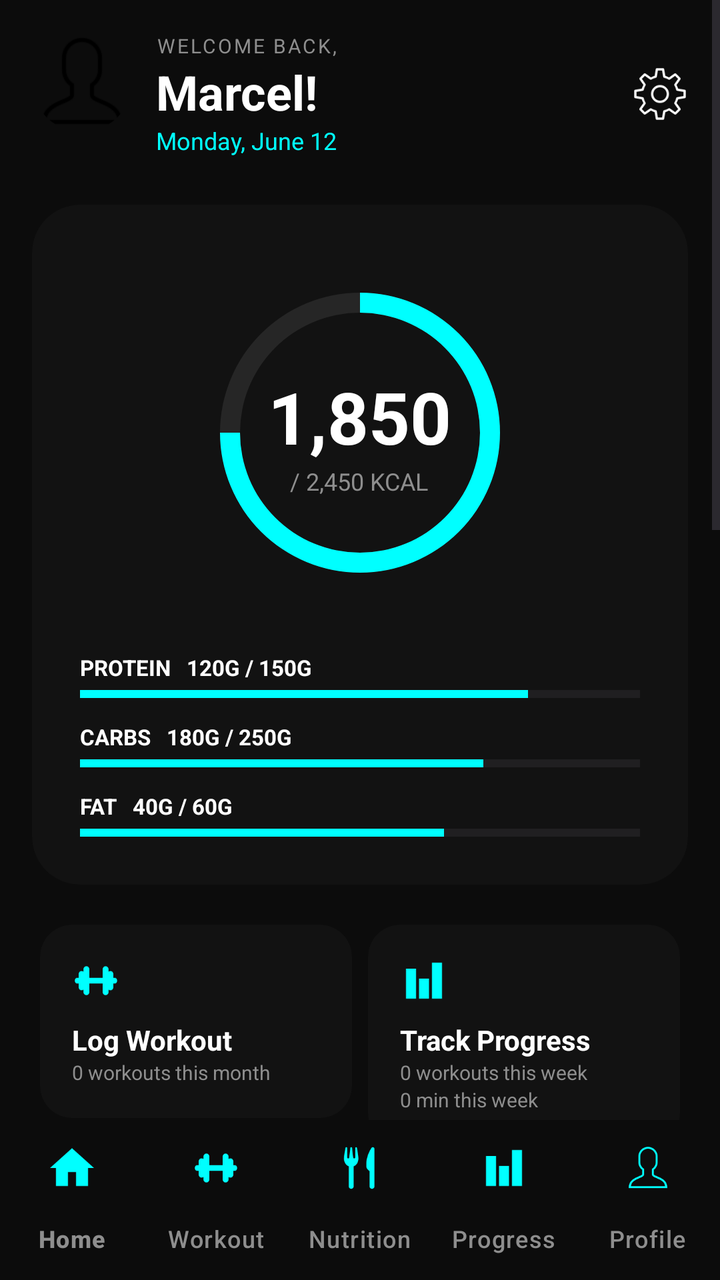
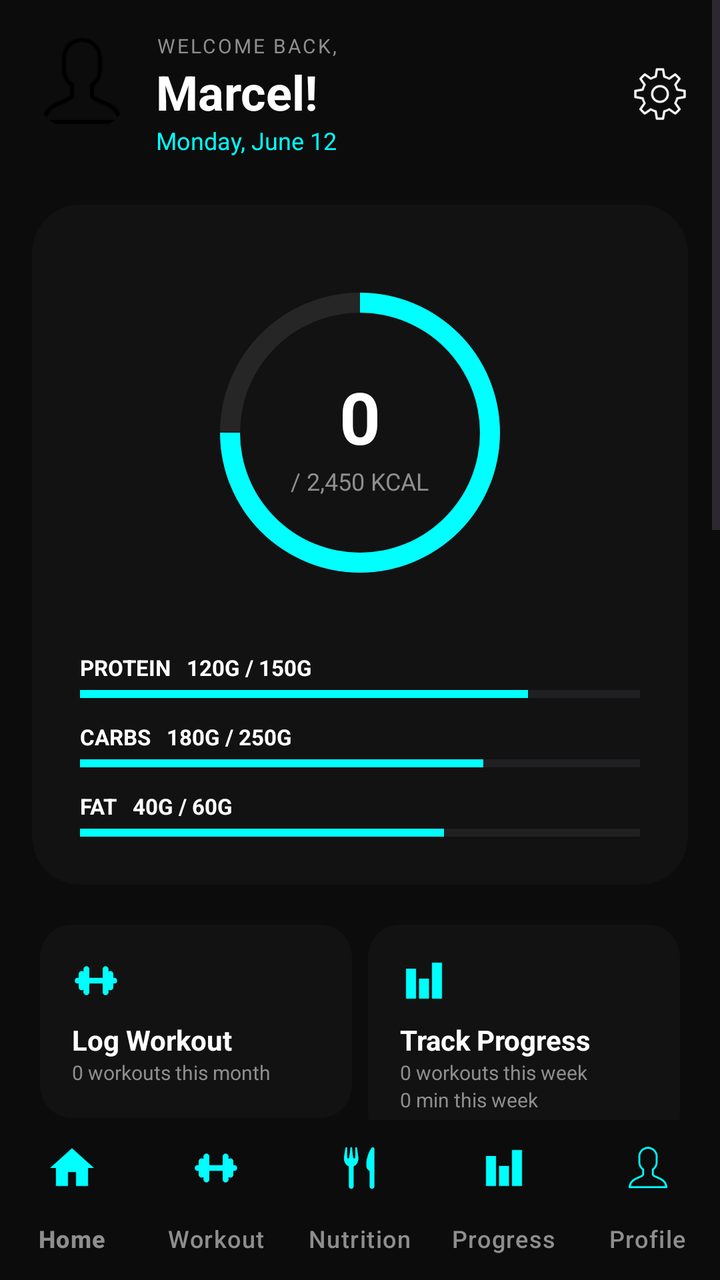

An Android layout rendered at two revisions. The XML below is the earlier revision; the diff shows what the commit changed to produce the second picture.
<!-- AndroidManifest.xml: application theme Theme.ProFitness -->
<!-- res/layout/activity_home_dashboard.xml -->
<androidx.constraintlayout.widget.ConstraintLayout xmlns:android="http://schemas.android.com/apk/res/android"
    xmlns:app="http://schemas.android.com/apk/res-auto"
    xmlns:tools="http://schemas.android.com/tools"
    android:layout_width="match_parent"
    android:layout_height="match_parent"
    android:background="@color/bg_dark">

    <ScrollView
        android:layout_width="match_parent"
        android:layout_height="0dp"
        android:fillViewport="true"
        app:layout_constraintBottom_toTopOf="@+id/bottom_navigation"
        app:layout_constraintTop_toTopOf="parent">

        <LinearLayout
            android:layout_width="match_parent"
            android:layout_height="wrap_content"
            android:orientation="vertical"
            android:padding="16dp">

            <RelativeLayout
                android:layout_width="match_parent"
                android:layout_height="wrap_content"
                android:layout_marginBottom="24dp">
                <com.google.android.material.imageview.ShapeableImageView
                    android:id="@+id/profile_image"
                    android:layout_width="50dp"
                    android:layout_height="50dp"
                    android:src="@drawable/avatar_sample"
                    app:shapeAppearanceOverlay="@style/CircleImage"
                    android:scaleType="centerCrop"/>
                <LinearLayout
                    android:layout_width="wrap_content"
                    android:layout_height="wrap_content"
                    android:layout_toEndOf="@id/profile_image"
                    android:layout_marginStart="12dp"
                    android:orientation="vertical">
                    <TextView android:layout_width="wrap_content" android:layout_height="wrap_content"
                        android:text="WELCOME BACK," android:textColor="@color/text_gray" android:textSize="10sp" android:letterSpacing="0.1"/>
                    <TextView android:id="@+id/tv_welcome_name" android:layout_width="wrap_content" android:layout_height="wrap_content"
                        android:text="Marcel!" android:textColor="@color/white" android:textSize="24sp" android:textStyle="bold"/>
                    <TextView android:id="@+id/tv_today_date" android:layout_width="wrap_content" android:layout_height="wrap_content"
                        android:text="Monday, June 12" android:textColor="@color/neon_cyan" android:textSize="12sp"/>
                </LinearLayout>
                <ImageView android:id="@+id/iv_home_settings" android:layout_width="28dp" android:layout_height="28dp"
                    android:layout_alignParentEnd="true" android:layout_centerVertical="true"
                    android:src="@drawable/ic_setting" app:tint="@color/white"/>
            </RelativeLayout>

            <com.google.android.material.card.MaterialCardView
                android:layout_width="match_parent"
                android:layout_height="wrap_content"
                app:cardBackgroundColor="@color/card_bg"
                app:cardCornerRadius="24dp"
                app:strokeWidth="0dp">
                <LinearLayout
                    android:layout_width="match_parent"
                    android:layout_height="wrap_content"
                    android:orientation="vertical"
                    android:padding="24dp">

                    <FrameLayout
                        android:layout_width="180dp"
                        android:layout_height="180dp"
                        android:layout_gravity="center">
                        <ProgressBar
                            android:id="@+id/progress_kcal_ring"
                            android:layout_width="match_parent"
                            android:layout_height="match_parent"
                            android:indeterminate="false"
                            android:progress="75"
                            style="?android:attr/progressBarStyleHorizontal"
                            android:progressDrawable="@drawable/circular_progress"/>
                        <LinearLayout
                            android:layout_width="wrap_content" android:layout_height="wrap_content"
                            android:layout_gravity="center" android:gravity="center" android:orientation="vertical">
                            <TextView android:layout_width="wrap_content" android:layout_height="wrap_content"
                                android:id="@+id/tv_kcal_remaining" android:text="1,850" android:textColor="@color/white" android:textSize="36sp" android:textStyle="bold"/>
                            <TextView android:id="@+id/tv_kcal_goal" android:layout_width="wrap_content" android:layout_height="wrap_content"
                                android:text="/ 2,450 KCAL" android:textColor="@color/text_gray" android:textSize="12sp"/>
                        </LinearLayout>
                    </FrameLayout>

                    <LinearLayout android:layout_width="match_parent" android:layout_height="wrap_content" android:orientation="vertical" android:layout_marginTop="20dp">
                        <TextView android:id="@+id/tv_macro_protein" android:layout_width="match_parent" android:layout_height="wrap_content" android:text="PROTEIN   120G / 150G" android:textColor="@color/white" android:textSize="11sp" android:textStyle="bold"/>
                        <ProgressBar android:id="@+id/progress_macro_protein" style="?android:attr/progressBarStyleHorizontal" android:layout_width="match_parent" android:layout_height="4dp" android:progress="80" android:progressTint="@color/neon_cyan" android:layout_marginTop="4dp" android:layout_marginBottom="12dp"/>
                        <TextView android:id="@+id/tv_macro_carbs" android:layout_width="match_parent" android:layout_height="wrap_content" android:text="CARBS   180G / 250G" android:textColor="@color/white" android:textSize="11sp" android:textStyle="bold"/>
                        <ProgressBar android:id="@+id/progress_macro_carbs" style="?android:attr/progressBarStyleHorizontal" android:layout_width="match_parent" android:layout_height="4dp" android:progress="72" android:progressTint="@color/neon_cyan" android:layout_marginTop="4dp" android:layout_marginBottom="12dp"/>
                        <TextView android:id="@+id/tv_macro_fat" android:layout_width="match_parent" android:layout_height="wrap_content" android:text="FAT   40G / 60G" android:textColor="@color/white" android:textSize="11sp" android:textStyle="bold"/>
                        <ProgressBar android:id="@+id/progress_macro_fat" style="?android:attr/progressBarStyleHorizontal" android:layout_width="match_parent" android:layout_height="4dp" android:progress="65" android:progressTint="@color/neon_cyan" android:layout_marginTop="4dp"/>
                    </LinearLayout>
                </LinearLayout>
            </com.google.android.material.card.MaterialCardView>

            <GridLayout
                android:layout_width="match_parent"
                android:layout_height="wrap_content"
                android:columnCount="2"
                android:useDefaultMargins="true"
                android:layout_marginTop="16dp">

                <com.google.android.material.card.MaterialCardView
                    android:id="@+id/card_home_workout"
                    android:layout_width="0dp"
                    android:layout_height="wrap_content"
                    android:layout_columnWeight="1"
                    android:layout_gravity="fill_horizontal"
                    android:layout_margin="4dp"
                    app:cardBackgroundColor="@color/card_bg"
                    app:cardCornerRadius="16dp"
                    app:strokeWidth="0dp">
                    <LinearLayout android:layout_width="match_parent" android:layout_height="wrap_content" android:padding="16dp" android:orientation="vertical">
                        <ImageView android:layout_width="24dp" android:layout_height="24dp" android:src="@drawable/ic_weight" app:tint="@color/neon_cyan"/>
                        <TextView android:layout_width="wrap_content" android:layout_height="wrap_content" android:text="Log Workout" android:textColor="@color/white" android:textStyle="bold" android:layout_marginTop="8dp"/>
                        <TextView android:id="@+id/tv_home_monthly_workouts" android:layout_width="wrap_content" android:layout_height="wrap_content" android:text="0 workouts this month" android:textColor="@color/text_gray" android:textSize="10sp"/>
                    </LinearLayout>
                </com.google.android.material.card.MaterialCardView>

                <com.google.android.material.card.MaterialCardView
                    android:id="@+id/card_home_progress"
                    android:layout_width="0dp"
                    android:layout_height="wrap_content"
                    android:layout_columnWeight="1"
                    android:layout_gravity="fill_horizontal"
                    android:layout_margin="4dp"
                    app:cardBackgroundColor="@color/card_bg"
                    app:cardCornerRadius="16dp"
                    app:strokeWidth="0dp">
                    <LinearLayout android:layout_width="match_parent" android:layout_height="wrap_content" android:padding="16dp" android:orientation="vertical">
                        <ImageView android:layout_width="24dp" android:layout_height="24dp" android:src="@drawable/ic_chart" app:tint="@color/neon_cyan"/>
                        <TextView android:layout_width="wrap_content" android:layout_height="wrap_content" android:text="Track Progress" android:textColor="@color/white" android:textStyle="bold" android:layout_marginTop="8dp"/>
                        <TextView android:id="@+id/tv_home_weekly_workouts" android:layout_width="wrap_content" android:layout_height="wrap_content" android:text="0 workouts this week" android:textColor="@color/text_gray" android:textSize="10sp"/>
                        <TextView android:id="@+id/tv_home_weekly_minutes" android:layout_width="wrap_content" android:layout_height="wrap_content" android:text="0 min this week" android:textColor="@color/text_gray" android:textSize="10sp"/>
                    </LinearLayout>
                </com.google.android.material.card.MaterialCardView>

                <com.google.android.material.card.MaterialCardView
                    android:id="@+id/card_home_nutrition"
                    android:layout_width="0dp"
                    android:layout_height="wrap_content"
                    android:layout_columnWeight="1"
                    android:layout_gravity="fill_horizontal"
                    android:layout_margin="4dp"
                    app:cardBackgroundColor="@color/card_bg"
                    app:cardCornerRadius="16dp"
                    app:strokeWidth="0dp">
                    <LinearLayout android:layout_width="match_parent" android:layout_height="wrap_content" android:padding="16dp" android:orientation="vertical">
                        <ImageView android:layout_width="24dp" android:layout_height="24dp" android:src="@drawable/ic_nutrition" app:tint="@color/neon_cyan"/>
                        <TextView android:layout_width="wrap_content" android:layout_height="wrap_content" android:text="Log Meal" android:textColor="@color/white" android:textStyle="bold" android:layout_marginTop="8dp"/>
                        <TextView android:id="@+id/tv_home_nutrition_status" android:layout_width="wrap_content" android:layout_height="wrap_content" android:text="Track nutrition" android:textColor="@color/text_gray" android:textSize="10sp"/>
                    </LinearLayout>
                </com.google.android.material.card.MaterialCardView>

                <com.google.android.material.card.MaterialCardView
                    android:id="@+id/card_home_hydration"
                    android:layout_width="0dp"
                    android:layout_height="wrap_content"
                    android:layout_columnWeight="1"
                    android:layout_gravity="fill_horizontal"
                    android:layout_margin="4dp"
                    app:cardBackgroundColor="@color/card_bg"
                    app:cardCornerRadius="16dp"
                    app:strokeWidth="0dp">
                    <LinearLayout android:layout_width="match_parent" android:layout_height="wrap_content" android:padding="16dp" android:orientation="vertical">
                        <ImageView android:layout_width="24dp" android:layout_height="24dp" android:src="@drawable/ic_water" app:tint="@color/neon_cyan"/>
                        <TextView android:layout_width="wrap_content" android:layout_height="wrap_content" android:text="Water Intake" android:textColor="@color/white" android:textStyle="bold" android:layout_marginTop="8dp"/>
                        <TextView android:id="@+id/tv_home_water" android:layout_width="wrap_content" android:layout_height="wrap_content" android:text="4/8 glasses today" android:textColor="@color/text_gray" android:textSize="10sp"/>
                        <ProgressBar android:id="@+id/progress_home_water" style="?android:attr/progressBarStyleHorizontal" android:layout_width="match_parent" android:layout_height="4dp" android:layout_marginTop="6dp" android:progress="50" android:progressTint="@color/neon_cyan"/>
                    </LinearLayout>
                </com.google.android.material.card.MaterialCardView>
            </GridLayout>

            <com.google.android.material.card.MaterialCardView
                android:layout_width="match_parent" android:layout_height="wrap_content"
                android:layout_marginTop="20dp" app:cardBackgroundColor="@color/card_bg" app:cardCornerRadius="20dp">
                <LinearLayout android:layout_width="match_parent" android:layout_height="wrap_content" android:orientation="vertical" android:padding="20dp">
                    <RelativeLayout android:layout_width="match_parent" android:layout_height="wrap_content">
                        <TextView android:id="@+id/lbl_focus" android:layout_width="wrap_content" android:layout_height="wrap_content" android:text="Today's Focus" android:textColor="@color/white" android:textSize="20sp" android:textStyle="bold"/>
                        <TextView android:id="@+id/tv_focus_badge" android:layout_width="wrap_content" android:layout_height="wrap_content" android:layout_alignParentEnd="true" android:background="@drawable/badge_bg_cyan" android:paddingHorizontal="10dp" android:paddingVertical="4dp" android:text="FOCUS" android:textColor="@color/neon_cyan" android:textSize="10sp" android:textStyle="bold"/>
                    </RelativeLayout>
                    <TextView android:id="@+id/tv_focus_subtitle" android:layout_width="wrap_content" android:layout_height="wrap_content" android:text="Chest &amp; Triceps" android:textColor="@color/neon_cyan" android:textSize="18sp" android:layout_marginTop="4dp"/>
                    <Button android:id="@+id/btn_start_workout" android:layout_width="match_parent" android:layout_height="56dp" android:layout_marginTop="20dp" android:text="START WORKOUT" android:backgroundTint="@color/neon_cyan" android:textColor="@android:color/black" android:textStyle="bold" app:cornerRadius="12dp"/>
                </LinearLayout>
            </com.google.android.material.card.MaterialCardView>

            <TextView android:layout_width="wrap_content" android:layout_height="wrap_content" android:text="RECENT ACTIVITY" android:textColor="@color/text_gray" android:textSize="12sp" android:textStyle="bold" android:letterSpacing="0.1" android:layout_marginTop="24dp" android:layout_marginBottom="12dp"/>
            <com.google.android.material.card.MaterialCardView android:layout_width="match_parent" android:layout_height="wrap_content" app:cardBackgroundColor="@color/card_bg" app:cardCornerRadius="16dp">
                <LinearLayout android:layout_width="match_parent" android:layout_height="wrap_content" android:orientation="vertical" android:padding="12dp">
                    <RelativeLayout android:layout_width="match_parent" android:layout_height="wrap_content" android:padding="8dp">
                        <com.google.android.material.imageview.ShapeableImageView android:id="@+id/icon1" android:layout_width="40dp" android:layout_height="40dp" android:padding="8dp" android:background="#1A3A3A" android:src="@drawable/ic_medal" app:tint="@color/neon_cyan" app:shapeAppearanceOverlay="@style/CircleImage"/>
                        <LinearLayout android:layout_width="wrap_content" android:layout_height="wrap_content" android:layout_toEndOf="@id/icon1" android:layout_marginStart="12dp" android:orientation="vertical">
                            <TextView android:id="@+id/tv_home_recent_title" android:layout_width="wrap_content" android:layout_height="wrap_content" android:text="Goal Smashed!" android:textColor="@color/white" android:textStyle="bold"/>
                            <TextView android:id="@+id/tv_home_recent_subtitle" android:layout_width="wrap_content" android:layout_height="wrap_content" android:text="7-day workout streak achieved" android:textColor="@color/text_gray" android:textSize="12sp"/>
                        </LinearLayout>
                    </RelativeLayout>
                </LinearLayout>
            </com.google.android.material.card.MaterialCardView>

            <TextView android:layout_width="match_parent" android:layout_height="wrap_content" android:text="“The only bad workout is the one that didn't\nhappen.”" android:textColor="@color/white" android:gravity="center" android:textSize="16sp" android:textStyle="italic" android:layout_marginTop="40dp"/>
            <TextView android:layout_width="match_parent" android:layout_height="wrap_content" android:text="STAY CONSISTENT" android:textColor="@color/neon_cyan" android:gravity="center" android:textStyle="bold" android:layout_marginTop="16dp" android:layout_marginBottom="40dp" android:textSize="12sp"/>

        </LinearLayout>
    </ScrollView>

    <com.google.android.material.bottomnavigation.BottomNavigationView
        android:id="@+id/bottom_navigation"
        android:layout_width="match_parent"
        android:layout_height="wrap_content"
        android:background="@color/bg_dark"
        app:itemIconTint="@color/neon_cyan"
        app:itemTextColor="@color/text_gray"
        app:labelVisibilityMode="labeled"
        app:menu="@menu/bottom_nav_menu"
        app:layout_constraintBottom_toBottomOf="parent"/>

</androidx.constraintlayout.widget.ConstraintLayout>
<!-- resources referenced by this layout -->
<resources>
  <color name="bg_dark">#0C0C0C</color>
  <color name="card_bg">#121212</color>
  <color name="neon_cyan">#00FFFF</color>
  <color name="text_gray">#8E8E8E</color>
  <color name="white">#FFFFFF</color>
  <!-- drawable avatar_sample: png bitmap (drawable, 1626 bytes) -->
  <!-- drawable badge_bg_cyan (drawable) -->
  <?xml version="1.0" encoding="utf-8"?>
  <shape xmlns:android="http://schemas.android.com/apk/res/android" android:shape="rectangle">
      <solid android:color="#112A2A" />
      <corners android:radius="16dp" />
  </shape>
  <!-- drawable circular_progress (drawable) -->
  <layer-list xmlns:android="http://schemas.android.com/apk/res/android">
      <item>
          <shape android:shape="ring" android:thickness="10dp" android:useLevel="false">
              <solid android:color="#262626" />
          </shape>
      </item>
      <item>
          <rotate android:fromDegrees="270" android:toDegrees="270">
              <shape android:shape="ring" android:thickness="10dp" android:useLevel="true">
                  <solid android:color="@color/neon_cyan" />
              </shape>
          </rotate>
      </item>
  </layer-list>
  <!-- drawable ic_chart: png bitmap (drawable, 562 bytes) -->
  <!-- drawable ic_medal: png bitmap (drawable, 5845 bytes) -->
  <!-- drawable ic_nutrition: png bitmap (drawable, 1637 bytes) -->
  <!-- drawable ic_setting: png bitmap (drawable, 3034 bytes) -->
  <!-- drawable ic_water: png bitmap (drawable, 2075 bytes) -->
  <!-- drawable ic_weight: png bitmap (drawable, 1041 bytes) -->
  <style name="CircleImage">
          <item name="cornerSize">50%</item>
      </style>
  <style name="Theme.ProFitness" parent="android:Theme.Material.Light.NoActionBar" />
</resources>

<!-- the commit's change to res/layout/activity_home_dashboard.xml (unified diff, before → after) -->
@@ -75,7 +75,7 @@
                             android:layout_width="wrap_content" android:layout_height="wrap_content"
                             android:layout_gravity="center" android:gravity="center" android:orientation="vertical">
                             <TextView android:layout_width="wrap_content" android:layout_height="wrap_content"
-                                android:id="@+id/tv_kcal_remaining" android:text="1,850" android:textColor="@color/white" android:textSize="36sp" android:textStyle="bold"/>
+                                android:id="@+id/tv_kcal_remaining" android:text="0" android:textColor="@color/white" android:textSize="36sp" android:textStyle="bold"/>
                             <TextView android:id="@+id/tv_kcal_goal" android:layout_width="wrap_content" android:layout_height="wrap_content"
                                 android:text="/ 2,450 KCAL" android:textColor="@color/text_gray" android:textSize="12sp"/>
                         </LinearLayout>
@@ -164,7 +164,7 @@
                     <LinearLayout android:layout_width="match_parent" android:layout_height="wrap_content" android:padding="16dp" android:orientation="vertical">
                         <ImageView android:layout_width="24dp" android:layout_height="24dp" android:src="@drawable/ic_water" app:tint="@color/neon_cyan"/>
                         <TextView android:layout_width="wrap_content" android:layout_height="wrap_content" android:text="Water Intake" android:textColor="@color/white" android:textStyle="bold" android:layout_marginTop="8dp"/>
-                        <TextView android:id="@+id/tv_home_water" android:layout_width="wrap_content" android:layout_height="wrap_content" android:text="4/8 glasses today" android:textColor="@color/text_gray" android:textSize="10sp"/>
+                        <TextView android:id="@+id/tv_home_water" android:layout_width="wrap_content" android:layout_height="wrap_content" android:text="0/10 glasses today" android:textColor="@color/text_gray" android:textSize="10sp"/>
                         <ProgressBar android:id="@+id/progress_home_water" style="?android:attr/progressBarStyleHorizontal" android:layout_width="match_parent" android:layout_height="4dp" android:layout_marginTop="6dp" android:progress="50" android:progressTint="@color/neon_cyan"/>
                     </LinearLayout>
                 </com.google.android.material.card.MaterialCardView>
@@ -178,7 +178,7 @@
                         <TextView android:id="@+id/lbl_focus" android:layout_width="wrap_content" android:layout_height="wrap_content" android:text="Today's Focus" android:textColor="@color/white" android:textSize="20sp" android:textStyle="bold"/>
                         <TextView android:id="@+id/tv_focus_badge" android:layout_width="wrap_content" android:layout_height="wrap_content" android:layout_alignParentEnd="true" android:background="@drawable/badge_bg_cyan" android:paddingHorizontal="10dp" android:paddingVertical="4dp" android:text="FOCUS" android:textColor="@color/neon_cyan" android:textSize="10sp" android:textStyle="bold"/>
                     </RelativeLayout>
-                    <TextView android:id="@+id/tv_focus_subtitle" android:layout_width="wrap_content" android:layout_height="wrap_content" android:text="Chest &amp; Triceps" android:textColor="@color/neon_cyan" android:textSize="18sp" android:layout_marginTop="4dp"/>
+                    <TextView android:id="@+id/tv_focus_subtitle" android:layout_width="wrap_content" android:layout_height="wrap_content" android:text="Progress updates will appear here" android:textColor="@color/neon_cyan" android:textSize="18sp" android:layout_marginTop="4dp"/>
                     <Button android:id="@+id/btn_start_workout" android:layout_width="match_parent" android:layout_height="56dp" android:layout_marginTop="20dp" android:text="START WORKOUT" android:backgroundTint="@color/neon_cyan" android:textColor="@android:color/black" android:textStyle="bold" app:cornerRadius="12dp"/>
                 </LinearLayout>
             </com.google.android.material.card.MaterialCardView>
@@ -189,8 +189,8 @@
                     <RelativeLayout android:layout_width="match_parent" android:layout_height="wrap_content" android:padding="8dp">
                         <com.google.android.material.imageview.ShapeableImageView android:id="@+id/icon1" android:layout_width="40dp" android:layout_height="40dp" android:padding="8dp" android:background="#1A3A3A" android:src="@drawable/ic_medal" app:tint="@color/neon_cyan" app:shapeAppearanceOverlay="@style/CircleImage"/>
                         <LinearLayout android:layout_width="wrap_content" android:layout_height="wrap_content" android:layout_toEndOf="@id/icon1" android:layout_marginStart="12dp" android:orientation="vertical">
-                            <TextView android:id="@+id/tv_home_recent_title" android:layout_width="wrap_content" android:layout_height="wrap_content" android:text="Goal Smashed!" android:textColor="@color/white" android:textStyle="bold"/>
-                            <TextView android:id="@+id/tv_home_recent_subtitle" android:layout_width="wrap_content" android:layout_height="wrap_content" android:text="7-day workout streak achieved" android:textColor="@color/text_gray" android:textSize="12sp"/>
+                            <TextView android:id="@+id/tv_home_recent_title" android:layout_width="wrap_content" android:layout_height="wrap_content" android:text="Recent activity" android:textColor="@color/white" android:textStyle="bold"/>
+                            <TextView android:id="@+id/tv_home_recent_subtitle" android:layout_width="wrap_content" android:layout_height="wrap_content" android:text="Complete your first workout" android:textColor="@color/text_gray" android:textSize="12sp"/>
                         </LinearLayout>
                     </RelativeLayout>
                 </LinearLayout>
